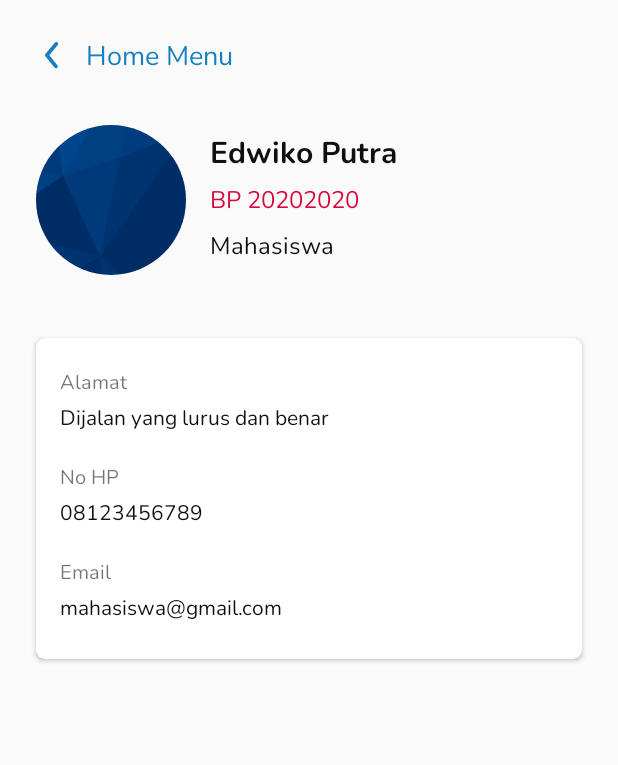
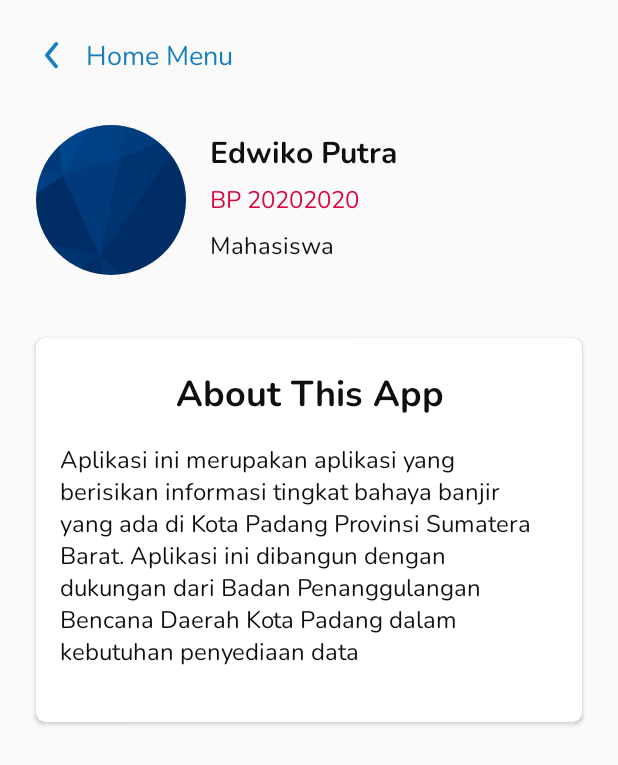
Before and after one commit to fadilHidayatul/RawanBanjirApp, an Android app: the AboutActivity screen opened directly, with no data from a screen before it, on a phone screen of 412 x 824 dp. Shown: the top 765 px of the screen. Run offline under Robolectric (Android 15) with nearby library versions, the phone set to English and light mode, and no system bars; our stand-ins replace CircleImageView.

Commit message:
Change About Menu

```diff
--- a/app/src/main/res/layout/activity_about.xml
+++ b/app/src/main/res/layout/activity_about.xml
@@ -94,60 +94,24 @@
                 android:layout_width="match_parent"
                 android:layout_height="wrap_content">
                 <TextView
-                    android:text="Alamat"
-                    android:fontFamily="@font/nunito"
-                    android:textSize="13sp"
-                    android:layout_marginVertical="4dp"
-                    android:layout_width="wrap_content"
+                    android:text="About This App"
+                    android:fontFamily="@font/nunito_bold"
+                    android:textSize="24sp"
+                    android:textColor="@color/black1"
+                    android:layout_margin="4dp"
+                    android:gravity="center"
+                    android:layout_width="match_parent"
                     android:layout_height="wrap_content"/>
                 <TextView
-                    android:text="Dijalan yang lurus dan benar"
+                    android:text="@string/about"
                     android:fontFamily="@font/nunito"
                     android:textColor="@color/black1"
-                    android:textSize="14sp"
+                    android:textSize="16sp"
+                    android:layout_marginVertical="12dp"
                     android:layout_width="wrap_content"
                     android:layout_height="wrap_content"/>
             </LinearLayout>
-            <LinearLayout
-                android:orientation="vertical"
-                android:layout_marginVertical="8dp"
-                android:layout_width="match_parent"
-                android:layout_height="wrap_content">
-                <TextView
-                    android:text="No HP"
-                    android:fontFamily="@font/nunito"
-                    android:textSize="13sp"
-                    android:layout_marginVertical="4dp"
-                    android:layout_width="wrap_content"
-                    android:layout_height="wrap_content"/>
-                <TextView
-                    android:text="08123456789"
-                    android:fontFamily="@font/nunito"
-                    android:textColor="@color/black1"
-                    android:textSize="14sp"
-                    android:layout_width="wrap_content"
-                    android:layout_height="wrap_content"/>
-            </LinearLayout>
-            <LinearLayout
-                android:orientation="vertical"
-                android:layout_marginVertical="8dp"
-                android:layout_width="match_parent"
-                android:layout_height="wrap_content">
-                <TextView
-                    android:text="Email"
-                    android:fontFamily="@font/nunito"
-                    android:textSize="13sp"
-                    android:layout_marginVertical="4dp"
-                    android:layout_width="wrap_content"
-                    android:layout_height="wrap_content"/>
-                <TextView
-                    android:text="mahasiswa@gmail.com"
-                    android:fontFamily="@font/nunito"
-                    android:textColor="@color/black1"
-                    android:textSize="14sp"
-                    android:layout_width="wrap_content"
-                    android:layout_height="wrap_content"/>
-            </LinearLayout>
+
 
         </LinearLayout>
     </androidx.cardview.widget.CardView>
--- a/app/src/main/res/layout/activity_peta.xml
+++ b/app/src/main/res/layout/activity_peta.xml
@@ -22,7 +22,7 @@
             android:layout_centerVertical="true"
             android:layout_height="match_parent"/>
         <TextView
-            android:text="Daerah Rawan Menu"
+            android:text="Peta Banjir"
             android:gravity="center_vertical"
             android:fontFamily="@font/nunito_bold"
             android:textColor="@color/blue"
--- a/app/src/main/res/values/strings.xml
+++ b/app/src/main/res/values/strings.xml
@@ -5,4 +5,6 @@
         Lorem ipsum dolor sit amet, consectetur adipiscing elit, sed do eiusmod tempor incididunt ut labore et dolore magna aliqua. Cursus turpis massa tincidunt dui ut ornare. Enim praesent elementum facilisis leo vel. Id aliquet lectus proin nibh nisl condimentum id venenatis. Ut eu sem integer vitae. Elementum nisi quis eleifend quam. Eu turpis egestas pretium aenean pharetra magna ac placerat vestibulum. Suspendisse interdum consectetur libero id faucibus nisl tincidunt.\n
         Lorem ipsum dolor sit amet, consectetur adipiscing elit, sed do eiusmod tempor incididunt ut labore et dolore magna aliqua. Cursus turpis massa tincidunt dui ut ornare. Enim praesent elementum facilisis leo vel. Id aliquet lectus proin nibh nisl condimentum id venenatis. Ut eu sem integer vitae. Elementum nisi quis eleifend quam. Eu turpis egestas pretium aenean pharetra magna ac placerat vestibulum. Suspendisse interdum consectetur libero id faucibus nisl tincidunt.
     </string>
+
+    <string name="about">Aplikasi ini merupakan aplikasi yang berisikan informasi tingkat bahaya banjir yang ada di Kota Padang Provinsi Sumatera Barat. Aplikasi ini dibangun dengan dukungan dari Badan Penanggulangan Bencana Daerah Kota Padang dalam kebutuhan penyediaan data</string>
 </resources>
```
